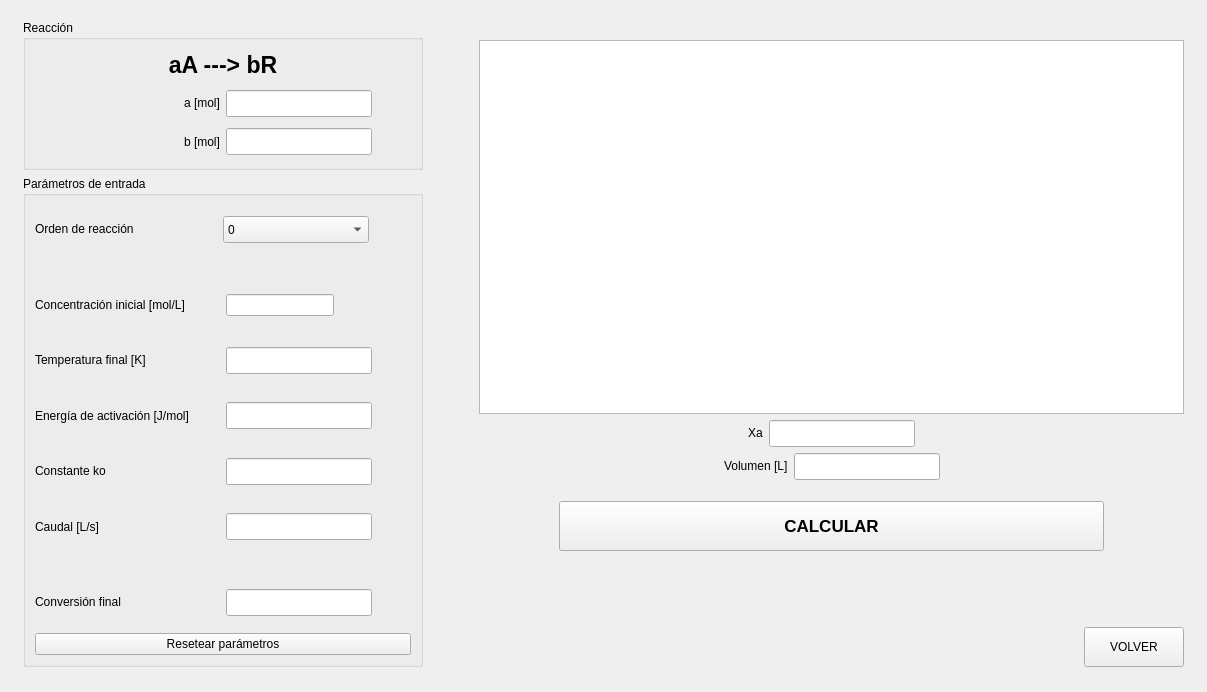
First picture: the form in ventanas/ventana_MP_volumen.ui, repository elCaxper/calculo-de-reactores, before the edit.
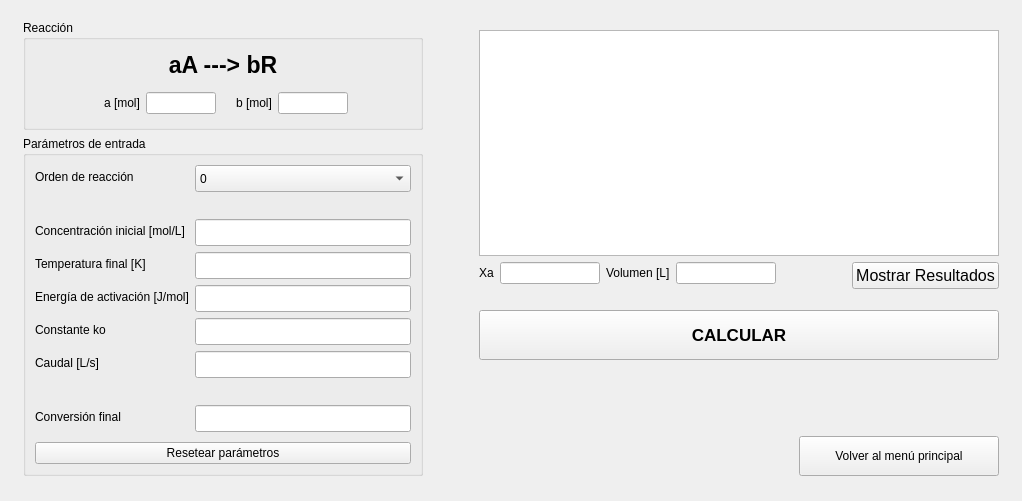
Second picture: the form after the edit. Custom widgets are drawn as their Qt base class.

```diff
--- a/ventanas/ventana_MP_volumen.ui
+++ b/ventanas/ventana_MP_volumen.ui
@@ -6,8 +6,8 @@
    <rect>
     <x>0</x>
     <y>0</y>
-    <width>1207</width>
-    <height>692</height>
+    <width>1022</width>
+    <height>501</height>
    </rect>
   </property>
   <property name="windowTitle">
@@ -49,13 +49,13 @@
        <property name="minimumSize">
         <size>
          <width>400</width>
-         <height>0</height>
+         <height>110</height>
         </size>
        </property>
        <property name="maximumSize">
         <size>
          <width>400</width>
-         <height>150</height>
+         <height>110</height>
         </size>
        </property>
        <property name="title">
@@ -88,43 +88,72 @@
             </item>
             <item>
              <layout class="QHBoxLayout" name="horizontalLayout_14">
-              <item alignment="Qt::AlignRight|Qt::AlignVCenter">
-               <widget class="QLabel" name="lb_cao_13">
-                <property name="text">
-                 <string>a [mol]</string>
+              <item>
+               <layout class="QFormLayout" name="formLayout">
+                <property name="fieldGrowthPolicy">
+                 <enum>QFormLayout::AllNonFixedFieldsGrow</enum>
                 </property>
-               </widget>
-              </item>
-              <item alignment="Qt::AlignLeft|Qt::AlignVCenter">
-               <widget class="QLineEdit" name="le_molA">
-                <property name="minimumSize">
-                 <size>
-                  <width>146</width>
-                  <height>27</height>
-                 </size>
+                <property name="formAlignment">
+                 <set>Qt::AlignRight|Qt::AlignTrailing|Qt::AlignVCenter</set>
                 </property>
-               </widget>
+                <item row="0" column="0">
+                 <widget class="QLabel" name="lb_cao_13">
+                  <property name="text">
+                   <string>a [mol]</string>
+                  </property>
+                 </widget>
+                </item>
+                <item row="0" column="1">
+                 <widget class="QLineEdit" name="le_molA">
+                  <property name="maximumSize">
+                   <size>
+                    <width>70</width>
+                    <height>16777215</height>
+                   </size>
+                  </property>
+                 </widget>
+                </item>
+               </layout>
               </item>
-             </layout>
-            </item>
-            <item>
-             <layout class="QHBoxLayout" name="horizontalLayout_16">
-              <item alignment="Qt::AlignRight|Qt::AlignVCenter">
-               <widget class="QLabel" name="lb_cao_14">
-                <property name="text">
-                 <string>b [mol]</string>
+              <item>
+               <spacer name="horizontalSpacer">
+                <property name="orientation">
+                 <enum>Qt::Horizontal</enum>
                 </property>
-               </widget>
-              </item>
-              <item alignment="Qt::AlignLeft|Qt::AlignVCenter">
-               <widget class="QLineEdit" name="le_molB">
-                <property name="minimumSize">
+                <property name="sizeType">
+                 <enum>QSizePolicy::Fixed</enum>
+                </property>
+                <property name="sizeHint" stdset="0">
                  <size>
-                  <width>146</width>
-                  <height>27</height>
+                  <width>20</width>
+                  <height>20</height>
                  </size>
                 </property>
-               </widget>
+               </spacer>
+              </item>
+              <item>
+               <layout class="QFormLayout" name="formLayout_2">
+                <property name="formAlignment">
+                 <set>Qt::AlignLeading|Qt::AlignLeft|Qt::AlignVCenter</set>
+                </property>
+                <item row="0" column="0">
+                 <widget class="QLabel" name="lb_cao_14">
+                  <property name="text">
+                   <string>b [mol]</string>
+                  </property>
+                 </widget>
+                </item>
+                <item row="0" column="1">
+                 <widget class="QLineEdit" name="le_molB">
+                  <property name="maximumSize">
+                   <size>
+                    <width>70</width>
+                    <height>16777215</height>
+                   </size>
+                  </property>
+                 </widget>
+                </item>
+               </layout>
               </item>
              </layout>
             </item>
@@ -154,190 +183,135 @@
        </property>
        <layout class="QVBoxLayout" name="verticalLayout">
         <item>
-         <layout class="QHBoxLayout" name="horizontalLayout_7">
-          <property name="spacing">
-           <number>0</number>
+         <layout class="QFormLayout" name="formLayout_3">
+          <property name="fieldGrowthPolicy">
+           <enum>QFormLayout::AllNonFixedFieldsGrow</enum>
           </property>
-          <property name="leftMargin">
-           <number>0</number>
-          </property>
-          <property name="rightMargin">
-           <number>0</number>
-          </property>
-          <item alignment="Qt::AlignLeft|Qt::AlignVCenter">
+          <item row="0" column="0">
            <widget class="QLabel" name="lb_cao_6">
             <property name="text">
              <string>Orden de reacción</string>
             </property>
            </widget>
           </item>
-          <item alignment="Qt::AlignLeft|Qt::AlignVCenter">
-           <widget class="QComboBox" name="cb_orden">
-            <property name="minimumSize">
-             <size>
-              <width>146</width>
-              <height>27</height>
-             </size>
-            </property>
-            <item>
-             <property name="text">
-              <string>0</string>
-             </property>
-            </item>
-            <item>
-             <property name="text">
-              <string>1</string>
-             </property>
-            </item>
-            <item>
-             <property name="text">
-              <string>2</string>
-             </property>
-            </item>
-           </widget>
-          </item>
-         </layout>
-        </item>
-        <item>
-         <spacer name="verticalSpacer">
-          <property name="orientation">
-           <enum>Qt::Vertical</enum>
-          </property>
-          <property name="sizeType">
-           <enum>QSizePolicy::Fixed</enum>
-          </property>
-          <property name="sizeHint" stdset="0">
-           <size>
-            <width>20</width>
-            <height>20</height>
-           </size>
-          </property>
-         </spacer>
-        </item>
-        <item>
-         <layout class="QHBoxLayout" name="horizontalLayout_6">
-          <item alignment="Qt::AlignLeft|Qt::AlignVCenter">
+          <item row="2" column="0">
            <widget class="QLabel" name="lb_cao_5">
             <property name="text">
              <string>Concentración inicial [mol/L]</string>
             </property>
            </widget>
           </item>
-          <item alignment="Qt::AlignLeft|Qt::AlignVCenter">
-           <widget class="QLineEdit" name="le_concentracion_ini"/>
-          </item>
-         </layout>
-        </item>
-        <item>
-         <layout class="QHBoxLayout" name="horizontalLayout_10">
-          <item alignment="Qt::AlignLeft|Qt::AlignVCenter">
+          <item row="3" column="0">
            <widget class="QLabel" name="lb_cao_9">
             <property name="text">
              <string>Temperatura final [K]</string>
             </property>
            </widget>
           </item>
-          <item alignment="Qt::AlignLeft|Qt::AlignVCenter">
-           <widget class="QLineEdit" name="le_temp_fin">
-            <property name="minimumSize">
-             <size>
-              <width>146</width>
-              <height>27</height>
-             </size>
-            </property>
-           </widget>
-          </item>
-         </layout>
-        </item>
-        <item>
-         <layout class="QHBoxLayout" name="horizontalLayout_5">
-          <item alignment="Qt::AlignLeft|Qt::AlignVCenter">
+          <item row="4" column="0">
            <widget class="QLabel" name="lb_cao_4">
             <property name="text">
              <string>Energía de activación [J/mol]</string>
             </property>
            </widget>
           </item>
-          <item alignment="Qt::AlignLeft|Qt::AlignVCenter">
-           <widget class="QLineEdit" name="le_ener_act">
-            <property name="minimumSize">
-             <size>
-              <width>146</width>
-              <height>27</height>
-             </size>
-            </property>
-           </widget>
-          </item>
-         </layout>
-        </item>
-        <item>
-         <layout class="QHBoxLayout" name="horizontalLayout_8">
-          <item alignment="Qt::AlignLeft|Qt::AlignVCenter">
+          <item row="5" column="0">
            <widget class="QLabel" name="lb_cao_7">
             <property name="text">
              <string>Constante ko</string>
             </property>
            </widget>
           </item>
-          <item alignment="Qt::AlignLeft|Qt::AlignVCenter">
-           <widget class="QLineEdit" name="le_k">
-            <property name="minimumSize">
-             <size>
-              <width>146</width>
-              <height>27</height>
-             </size>
-            </property>
-           </widget>
-          </item>
-         </layout>
-        </item>
-        <item>
-         <layout class="QHBoxLayout" name="horizontalLayout_9">
-          <item alignment="Qt::AlignLeft|Qt::AlignVCenter">
+          <item row="6" column="0">
            <widget class="QLabel" name="lb_cao_8">
             <property name="text">
              <string>Caudal [L/s]</string>
             </property>
            </widget>
           </item>
-          <item alignment="Qt::AlignLeft|Qt::AlignVCenter">
-           <widget class="QLineEdit" name="le_caudal">
-            <property name="minimumSize">
-             <size>
-              <width>146</width>
-              <height>27</height>
-             </size>
-            </property>
-           </widget>
-          </item>
-         </layout>
-        </item>
-        <item>
-         <spacer name="verticalSpacer_4">
-          <property name="orientation">
-           <enum>Qt::Vertical</enum>
-          </property>
-          <property name="sizeType">
-           <enum>QSizePolicy::Fixed</enum>
-          </property>
-          <property name="sizeHint" stdset="0">
-           <size>
-            <width>20</width>
-            <height>20</height>
-           </size>
-          </property>
-         </spacer>
-        </item>
-        <item>
-         <layout class="QHBoxLayout" name="horizontalLayout_13">
-          <item alignment="Qt::AlignLeft|Qt::AlignVCenter">
+          <item row="8" column="0">
            <widget class="QLabel" name="lb_cao">
             <property name="text">
              <string>Conversión final</string>
             </property>
            </widget>
           </item>
-          <item alignment="Qt::AlignLeft|Qt::AlignVCenter">
+          <item row="0" column="1">
+           <widget class="QComboBox" name="cb_orden">
+            <property name="minimumSize">
+             <size>
+              <width>146</width>
+              <height>27</height>
+             </size>
+            </property>
+            <item>
+             <property name="text">
+              <string>0</string>
+             </property>
+            </item>
+            <item>
+             <property name="text">
+              <string>1</string>
+             </property>
+            </item>
+            <item>
+             <property name="text">
+              <string>2</string>
+             </property>
+            </item>
+           </widget>
+          </item>
+          <item row="2" column="1">
+           <widget class="QLineEdit" name="le_concentracion_ini">
+            <property name="minimumSize">
+             <size>
+              <width>146</width>
+              <height>27</height>
+             </size>
+            </property>
+           </widget>
+          </item>
+          <item row="3" column="1">
+           <widget class="QLineEdit" name="le_temp_fin">
+            <property name="minimumSize">
+             <size>
+              <width>146</width>
+              <height>27</height>
+             </size>
+            </property>
+           </widget>
+          </item>
+          <item row="4" column="1">
+           <widget class="QLineEdit" name="le_ener_act">
+            <property name="minimumSize">
+             <size>
+              <width>146</width>
+              <height>27</height>
+             </size>
+            </property>
+           </widget>
+          </item>
+          <item row="5" column="1">
+           <widget class="QLineEdit" name="le_k">
+            <property name="minimumSize">
+             <size>
+              <width>146</width>
+              <height>27</height>
+             </size>
+            </property>
+           </widget>
+          </item>
+          <item row="6" column="1">
+           <widget class="QLineEdit" name="le_caudal">
+            <property name="minimumSize">
+             <size>
+              <width>146</width>
+              <height>27</height>
+             </size>
+            </property>
+           </widget>
+          </item>
+          <item row="8" column="1">
            <widget class="QLineEdit" name="le_conv_fin">
             <property name="minimumSize">
              <size>
@@ -347,6 +321,38 @@
             </property>
            </widget>
           </item>
+          <item row="7" column="0">
+           <spacer name="verticalSpacer_4">
+            <property name="orientation">
+             <enum>Qt::Vertical</enum>
+            </property>
+            <property name="sizeType">
+             <enum>QSizePolicy::Fixed</enum>
+            </property>
+            <property name="sizeHint" stdset="0">
+             <size>
+              <width>20</width>
+              <height>15</height>
+             </size>
+            </property>
+           </spacer>
+          </item>
+          <item row="1" column="0">
+           <spacer name="verticalSpacer">
+            <property name="orientation">
+             <enum>Qt::Vertical</enum>
+            </property>
+            <property name="sizeType">
+             <enum>QSizePolicy::Fixed</enum>
+            </property>
+            <property name="sizeHint" stdset="0">
+             <size>
+              <width>20</width>
+              <height>15</height>
+             </size>
+            </property>
+           </spacer>
+          </item>
          </layout>
         </item>
         <item>
@@ -392,7 +398,7 @@
          <property name="sizeHint" stdset="0">
           <size>
            <width>20</width>
-           <height>20</height>
+           <height>10</height>
           </size>
          </property>
         </spacer>
@@ -401,7 +407,7 @@
         <widget class="PlotWidget" name="plot">
          <property name="minimumSize">
           <size>
-           <width>685</width>
+           <width>500</width>
            <height>0</height>
           </size>
          </property>
@@ -415,34 +421,52 @@
      <item>
       <layout class="QHBoxLayout" name="horizontalLayout_11">
        <item>
-        <spacer name="horizontalSpacer_5">
-         <property name="orientation">
-          <enum>Qt::Horizontal</enum>
+        <layout class="QFormLayout" name="formLayout_4">
+         <property name="topMargin">
+          <number>0</number>
          </property>
-         <property name="sizeHint" stdset="0">
-          <size>
-           <width>40</width>
-           <height>20</height>
-          </size>
-         </property>
-        </spacer>
+         <item row="0" column="0">
+          <widget class="QLabel" name="lb_cao_10">
+           <property name="text">
+            <string>Xa</string>
+           </property>
+          </widget>
+         </item>
+         <item row="0" column="1">
+          <widget class="QLineEdit" name="le_xa">
+           <property name="maximumSize">
+            <size>
+             <width>100</width>
+             <height>16777215</height>
+            </size>
+           </property>
+          </widget>
+         </item>
+        </layout>
        </item>
-       <item alignment="Qt::AlignRight|Qt::AlignVCenter">
-        <widget class="QLabel" name="lb_cao_10">
-         <property name="text">
-          <string>Xa</string>
+       <item>
+        <layout class="QFormLayout" name="formLayout_5">
+         <property name="topMargin">
+          <number>0</number>
          </property>
-        </widget>
-       </item>
-       <item alignment="Qt::AlignLeft|Qt::AlignVCenter">
-        <widget class="QLineEdit" name="le_xa">
-         <property name="minimumSize">
-          <size>
-           <width>146</width>
-           <height>27</height>
-          </size>
-         </property>
-        </widget>
+         <item row="0" column="0">
+          <widget class="QLabel" name="lb_cao_2">
+           <property name="text">
+            <string>Volumen [L]</string>
+           </property>
+          </widget>
+         </item>
+         <item row="0" column="1">
+          <widget class="QLineEdit" name="le_volumen">
+           <property name="maximumSize">
+            <size>
+             <width>100</width>
+             <height>16777215</height>
+            </size>
+           </property>
+          </widget>
+         </item>
+        </layout>
        </item>
        <item>
         <spacer name="horizontalSpacer_7">
@@ -457,52 +481,37 @@
          </property>
         </spacer>
        </item>
-      </layout>
-     </item>
-     <item>
-      <layout class="QHBoxLayout" name="horizontalLayout_3">
        <item>
-        <spacer name="horizontalSpacer_6">
-         <property name="orientation">
-          <enum>Qt::Horizontal</enum>
+        <widget class="QPushButton" name="btn_mostrar_resultados">
+         <property name="sizePolicy">
+          <sizepolicy hsizetype="Minimum" vsizetype="Fixed">
+           <horstretch>0</horstretch>
+           <verstretch>0</verstretch>
+          </sizepolicy>
          </property>
-         <property name="sizeHint" stdset="0">
-          <size>
-           <width>40</width>
-           <height>20</height>
-          </size>
-         </property>
-        </spacer>
-       </item>
-       <item alignment="Qt::AlignRight|Qt::AlignVCenter">
-        <widget class="QLabel" name="lb_cao_2">
-         <property name="text">
-          <string>Volumen [L]</string>
-         </property>
-        </widget>
-       </item>
-       <item alignment="Qt::AlignLeft|Qt::AlignVCenter">
-        <widget class="QLineEdit" name="le_volumen">
          <property name="minimumSize">
           <size>
-           <width>146</width>
-           <height>27</height>
-          </size>
-         </property>
-        </widget>
-       </item>
-       <item>
-        <spacer name="horizontalSpacer_8">
-         <property name="orientation">
-          <enum>Qt::Horizontal</enum>
-         </property>
-         <property name="sizeHint" stdset="0">
-          <size>
-           <width>40</width>
+           <width>0</width>
            <height>20</height>
           </size>
          </property>
-        </spacer>
+         <property name="baseSize">
+          <size>
+           <width>0</width>
+           <height>0</height>
+          </size>
+         </property>
+         <property name="font">
+          <font>
+           <pointsize>12</pointsize>
+           <weight>50</weight>
+           <bold>false</bold>
+          </font>
+         </property>
+         <property name="text">
+          <string>Mostrar Resultados</string>
+         </property>
+        </widget>
        </item>
       </layout>
      </item>
@@ -524,22 +533,6 @@
      </item>
      <item>
       <layout class="QHBoxLayout" name="horizontalLayout_17">
-       <item>
-        <spacer name="horizontalSpacer">
-         <property name="orientation">
-          <enum>Qt::Horizontal</enum>
-         </property>
-         <property name="sizeType">
-          <enum>QSizePolicy::Fixed</enum>
-         </property>
-         <property name="sizeHint" stdset="0">
-          <size>
-           <width>80</width>
-           <height>20</height>
-          </size>
-         </property>
-        </spacer>
-       </item>
        <item>
         <widget class="QPushButton" name="btn_ejecutar">
          <property name="sizePolicy">
@@ -572,22 +565,6 @@
          </property>
         </widget>
        </item>
-       <item>
-        <spacer name="horizontalSpacer_2">
-         <property name="orientation">
-          <enum>Qt::Horizontal</enum>
-         </property>
-         <property name="sizeType">
-          <enum>QSizePolicy::Fixed</enum>
-         </property>
-         <property name="sizeHint" stdset="0">
-          <size>
-           <width>80</width>
-           <height>20</height>
-          </size>
-         </property>
-        </spacer>
-       </item>
       </layout>
      </item>
      <item>
@@ -631,18 +608,18 @@
         <widget class="QPushButton" name="btn_cerrar">
          <property name="minimumSize">
           <size>
-           <width>100</width>
+           <width>200</width>
            <height>40</height>
           </size>
          </property>
          <property name="maximumSize">
           <size>
-           <width>100</width>
+           <width>200</width>
            <height>40</height>
           </size>
          </property>
          <property name="text">
-          <string>VOLVER</string>
+          <string>Volver al menú principal</string>
          </property>
         </widget>
        </item>
```
